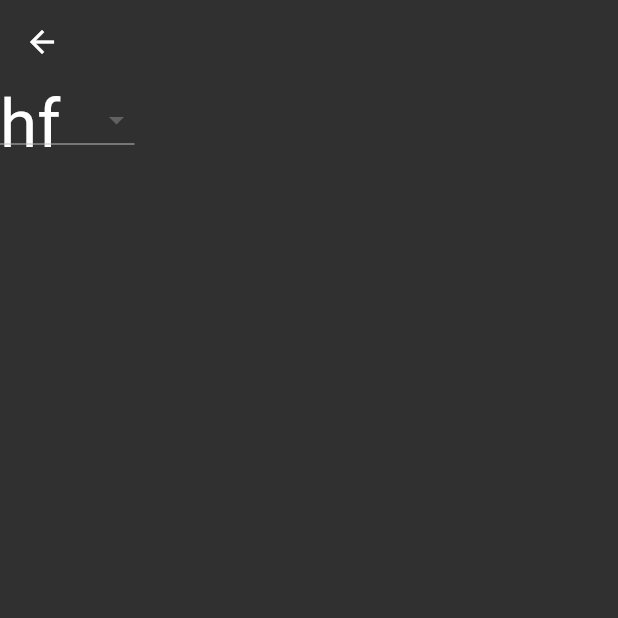
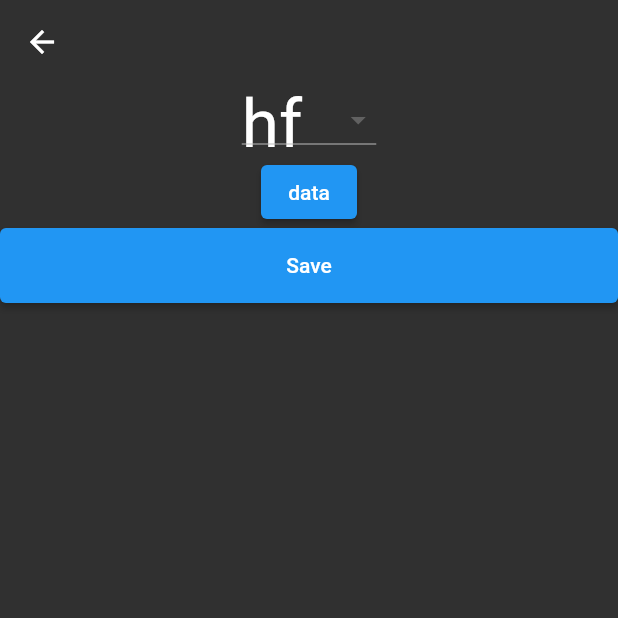
Before and after one commit to hicranfiliz/flutter_learn, a Flutter app: the CallBackLearn screen opened directly, on a phone screen of 412 x 824 dp, the top half of it. Run offline on Flutter 3.47's test engine with Material 2 defaults, Android fonts, the phone set to English and light mode, and no system bars; our stand-ins replace dio, flutter_secure_storage, flutter_spinkit, shared_preferences; missing offline and left inert: dart:ffi; accounts and stored records are empty.

Commit message:
added answer and loading button for callback

```diff
--- a/lib/303/call_back_learn.dart
+++ b/lib/303/call_back_learn.dart
@@ -1,4 +1,6 @@
 import 'package:flutter/material.dart';
+import 'package:flutter_learn/product/widget/button/answer_button.dart';
+import 'package:flutter_learn/product/widget/button/loading_button.dart';
 import 'package:flutter_learn/product/widget/callback_dropdown.dart';
 
 class CallBackLearn extends StatefulWidget {
@@ -18,6 +20,19 @@ class _CallBackLearnState extends State<CallBackLearn> {
             CallBackDropdown(onUserSelected: (CallbackUser user) {
               print(user);
             }),
+            AnswerButton(
+              onNumber: (number) {
+                return number % 3 == 1;
+              },
+            ),
+            Center(
+              child: LoadingButton(
+                  title: 'Save',
+                  onPressed: () async {
+                    // servise cikiyor diyelim..
+                    await Future.delayed(const Duration(seconds: 1));
+                  }),
+            )
           ],
         ));
   }
--- /dev/null
+++ b/lib/product/widget/button/answer_button.dart
@@ -0,0 +1,33 @@
+// textfielddan data griilsin, buttona basilsin ve sonra
+import 'dart:math';
+
+import 'package:flutter/material.dart';
+
+class AnswerButton extends StatefulWidget {
+  const AnswerButton({super.key, this.onNumber});
+
+  final bool Function(int number)? onNumber;
+
+  @override
+  State<AnswerButton> createState() => _AnswerButtonState();
+}
+
+class _AnswerButtonState extends State<AnswerButton> {
+  // bana random bir sayi don. ben sayiyi kontrol edip sana cevap vericem.
+  // bu cevaba gore button'in rengini guncele. dgru yesil yanlis kirmizi..
+  Color? _backgroundColor;
+  @override
+  Widget build(BuildContext context) {
+    return ElevatedButton(
+      style: ElevatedButton.styleFrom(backgroundColor: _backgroundColor),
+      child: const Text('data'),
+      onPressed: () {
+        final result = Random().nextInt(10);
+        final response = widget.onNumber?.call(result) ?? false;
+        setState(() {
+          _backgroundColor = response ? Colors.green : Colors.red;
+        });
+      },
+    );
+  }
+}
--- /dev/null
+++ b/lib/product/widget/button/loading_button.dart
@@ -0,0 +1,43 @@
+import 'dart:isolate';
+
+import 'package:flutter/material.dart';
+
+class LoadingButton extends StatefulWidget {
+  const LoadingButton({super.key, required this.title, required this.onPressed});
+  final String title;
+  final Future<void> Function() onPressed;
+  @override
+  State<LoadingButton> createState() => _LoadingButtonState();
+}
+
+class _LoadingButtonState extends State<LoadingButton> {
+  bool _isLoading = false;
+
+  void _changeLoading() {
+    setState(() {
+      _isLoading = !_isLoading;
+    });
+  }
+
+  @override
+  Widget build(BuildContext context) {
+    return SizedBox(
+      height: 50,
+      child: ElevatedButton(
+        child: Center(
+          child: _isLoading ? const CircularProgressIndicator() : Text(widget.title),
+        ),
+        onPressed: () async {
+          // isLoading'de olursa buttona bidaha basmasin..
+          if (_isLoading) return;
+          _changeLoading();
+          // bunun aksiyon olmamasinin sebebi bu islemin beklememesi..
+          // yani bunu beklemsi icin -> typei Future ve basina await atmam gerekityor.
+          // bu durumda request'i bekliyorum..
+          await widget.onPressed.call();
+          _changeLoading();
+        },
+      ),
+    );
+  }
+}
```
